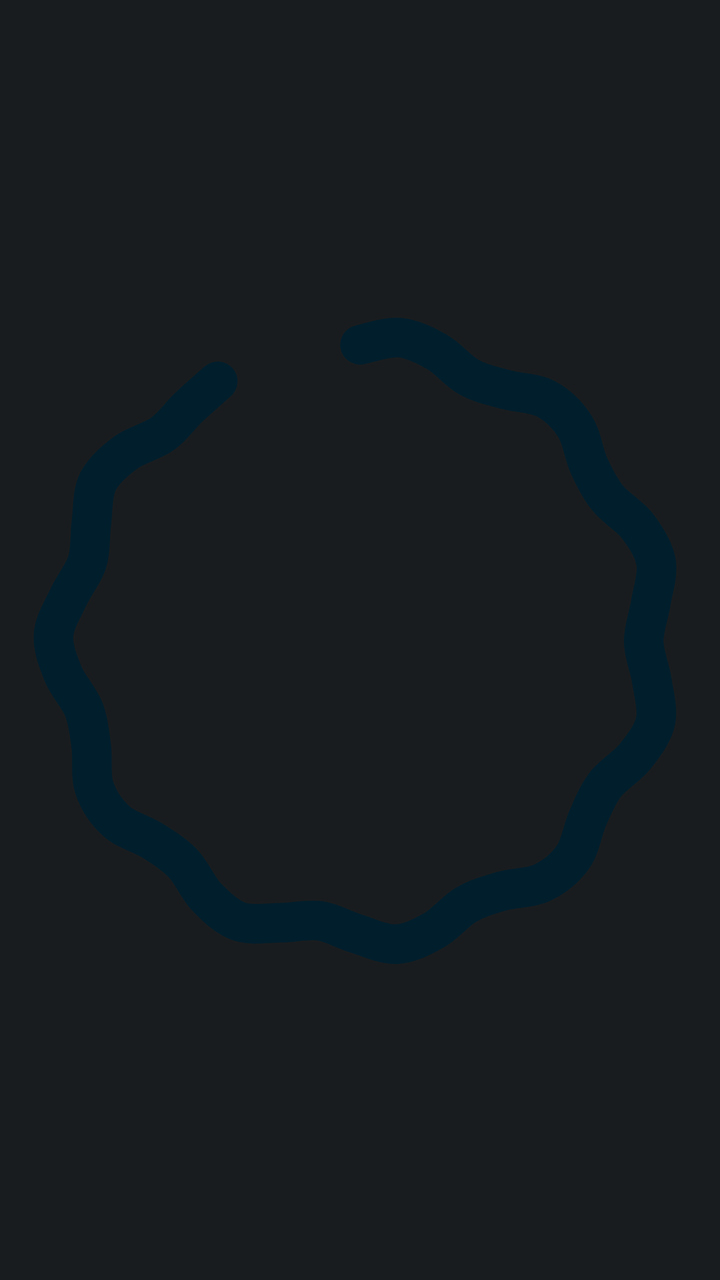
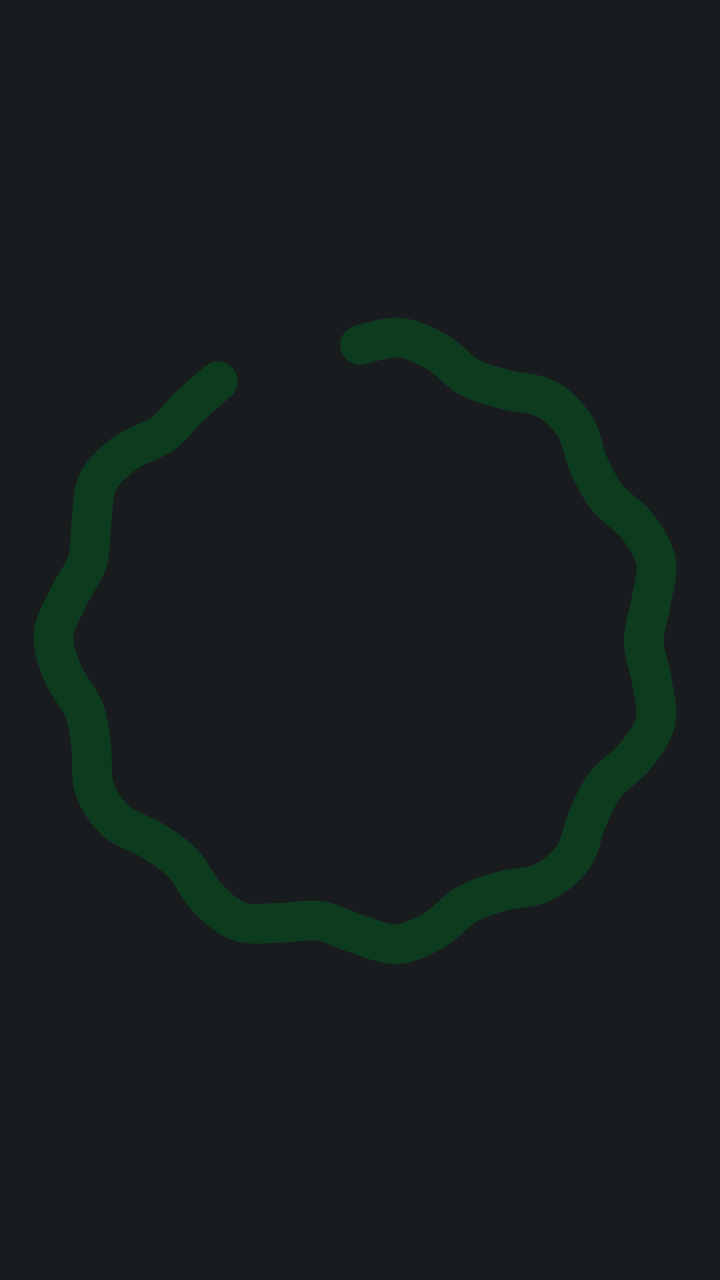

Compare the two renders of this Android layout. The source of the first and the diff that turns it into the second are given below.
<!-- AndroidManifest.xml: application theme AppTheme -->
<!-- res/layout/wave_92.xml -->
<?xml version="1.0" encoding="utf-8"?>
<ProgressBar xmlns:android="http://schemas.android.com/apk/res/android"
    android:id="@+id/wave"
    android:layout_width="120dp"
    android:layout_height="120dp"
    android:layout_gravity="center"
    android:indeterminate="true"
    android:indeterminateBehavior="repeat"
    android:indeterminateDuration="1600"
    android:indeterminateDrawable="@drawable/charge_wave_92"
    android:indeterminateTint="@color/g_on_primary_c"
    android:indeterminateTintMode="src_in" />
<!-- resources referenced by this layout -->
<resources>
  <color name="g_on_primary_c">@android:color/system_accent1_900</color>
  <!-- drawable charge_wave_92: vector/xml drawable (drawable, 61109 chars, omitted) -->
  <style name="AppTheme" parent="@android:style/Theme.DeviceDefault.NoActionBar">
          <item name="android:windowBackground">@color/ui_bg</item>
          <item name="android:statusBarColor">@android:color/transparent</item>
          <item name="android:navigationBarColor">@android:color/transparent</item>
          <item name="android:windowLightStatusBar">false</item>
          <item name="android:windowLightNavigationBar">false</item>
      </style>
  <color name="ui_bg">@android:color/system_neutral1_900</color>
</resources>

<!-- the commit's change to res/layout/wave_92.xml (unified diff, before → after) -->
@@ -8,5 +8,5 @@
     android:indeterminateBehavior="repeat"
     android:indeterminateDuration="1600"
     android:indeterminateDrawable="@drawable/charge_wave_92"
-    android:indeterminateTint="@color/g_on_primary_c"
+    android:indeterminateTint="@color/g_on_charge"
     android:indeterminateTintMode="src_in" />
<!-- resource entries referenced after the edit -->
@@ -1,6 +1,6 @@
 <!-- resources referenced by this layout -->
 <resources>
-  <color name="g_on_primary_c">@android:color/system_accent1_900</color>
+  <color name="g_on_charge">#FF0C3B1E</color>
   <!-- drawable charge_wave_92: vector/xml drawable (drawable, 61109 chars, omitted) -->
   <style name="AppTheme" parent="@android:style/Theme.DeviceDefault.NoActionBar">
           <item name="android:windowBackground">@color/ui_bg</item>
